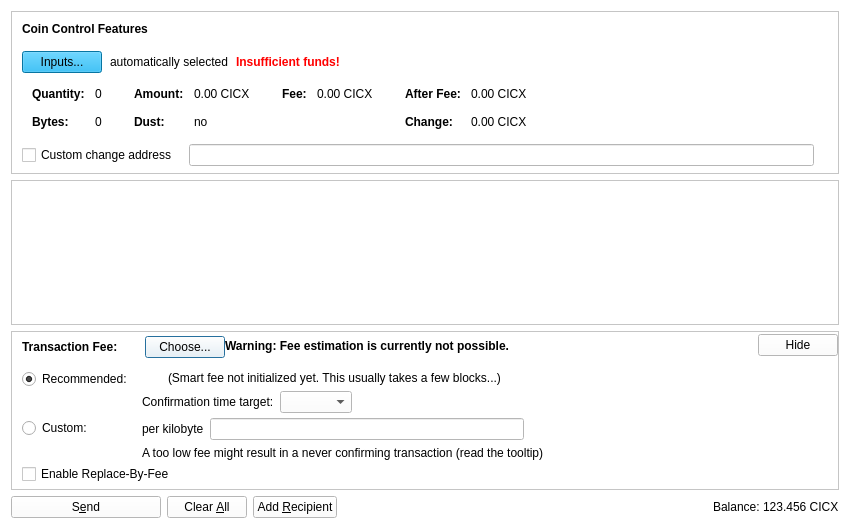
First picture: the form in src/qt/forms/sendcoinsdialog.ui, repository cicxcoin/cicoin-old, before the edit.
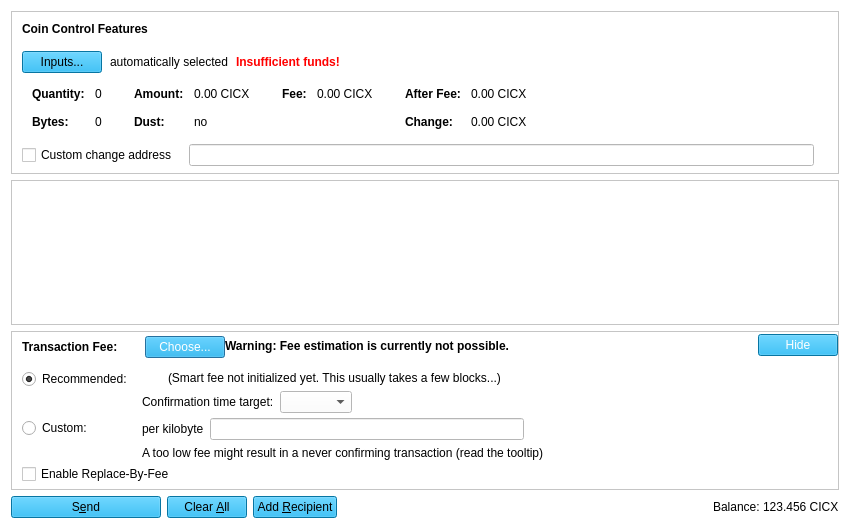
Second picture: the form after the edit. Icons and pictures are not drawn. Custom widgets are drawn as their Qt base class.

Diff of the .ui file:
```diff
--- a/src/qt/forms/sendcoinsdialog.ui
+++ b/src/qt/forms/sendcoinsdialog.ui
@@ -740,6 +740,9 @@
               </item>
               <item>
                <widget class="QPushButton" name="buttonChooseFee">
+                <property name="styleSheet">
+                 <string notr="true">background-color: rgb(10, 164, 227);color: #ffffff</string>
+                </property>
                 <property name="text">
                  <string>Choose...</string>
                 </property>
@@ -799,6 +802,9 @@
           </item>
           <item>
            <widget class="QPushButton" name="buttonMinimizeFee">
+            <property name="styleSheet">
+             <string notr="true">background-color: rgb(10, 164, 227);color: #ffffff</string>
+            </property>
             <property name="toolTip">
              <string>collapse fee-settings</string>
             </property>
@@ -1110,6 +1116,9 @@
     <layout class="QHBoxLayout" name="horizontalLayout">
      <item>
       <widget class="QPushButton" name="sendButton">
+       <property name="styleSheet">
+        <string notr="true">background-color: rgb(10, 164, 227);</string>
+       </property>
        <property name="minimumSize">
         <size>
          <width>150</width>
@@ -1136,6 +1145,9 @@
      </item>
      <item>
       <widget class="QPushButton" name="clearButton">
+       <property name="styleSheet">
+        <string notr="true">background-color: rgb(10, 164, 227);</string>
+       </property>
        <property name="sizePolicy">
         <sizepolicy hsizetype="Minimum" vsizetype="Fixed">
          <horstretch>0</horstretch>
@@ -1159,6 +1171,9 @@
      </item>
      <item>
       <widget class="QPushButton" name="addButton">
+       <property name="styleSheet">
+        <string notr="true">background-color: rgb(10, 164, 227);</string>
+       </property>
        <property name="toolTip">
         <string>Send to multiple recipients at once</string>
        </property>
```
